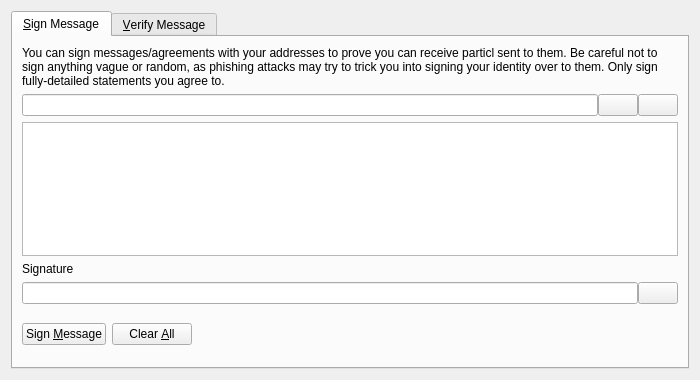
Before: the Qt Designer form src/qt/forms/signverifymessagedialog.ui in THETCR/core, drawn with Qt 5.
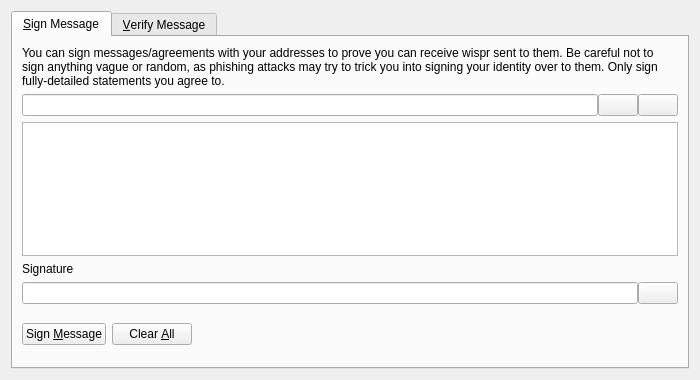
After: the same form once the commit is applied. Icons and pictures are not drawn. Custom widgets are drawn as their Qt base class.

Patch:
```diff
--- a/src/qt/forms/signverifymessagedialog.ui
+++ b/src/qt/forms/signverifymessagedialog.ui
@@ -30,7 +30,7 @@
        <item>
         <widget class="QLabel" name="infoLabel_SM">
          <property name="text">
-          <string>You can sign messages/agreements with your addresses to prove you can receive particl sent to them. Be careful not to sign anything vague or random, as phishing attacks may try to trick you into signing your identity over to them. Only sign fully-detailed statements you agree to.</string>
+          <string>You can sign messages/agreements with your addresses to prove you can receive wispr sent to them. Be careful not to sign anything vague or random, as phishing attacks may try to trick you into signing your identity over to them. Only sign fully-detailed statements you agree to.</string>
          </property>
          <property name="textFormat">
           <enum>Qt::PlainText</enum>
```
